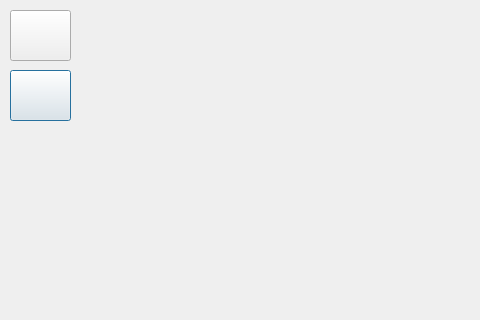
First picture: the form in UI/smrr_ui/src/ui/screen_optionstitled.ui, repository ENTC-FYP-19-G08/ismrr, before the edit; both pictures show x 0 to 480 and y 0 to 320 of the 640 by 480 pixel window.
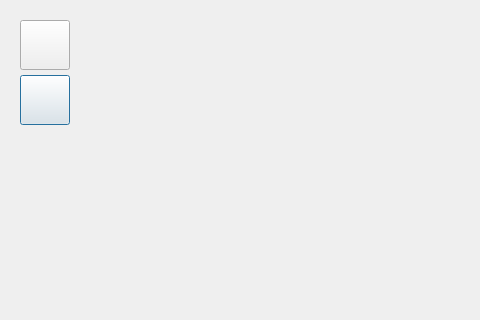
Second picture: the form after the edit. Icons and pictures are not drawn.

Patch:
```diff
--- a/UI/smrr_ui/src/ui/screen_optionstitled.ui
+++ b/UI/smrr_ui/src/ui/screen_optionstitled.ui
@@ -24,10 +24,10 @@
   <widget class="QPushButton" name="btnBack">
    <property name="geometry">
     <rect>
-     <x>10</x>
-     <y>10</y>
-     <width>61</width>
-     <height>51</height>
+     <x>20</x>
+     <y>20</y>
+     <width>50</width>
+     <height>50</height>
     </rect>
    </property>
    <property name="autoFillBackground">
@@ -52,9 +52,9 @@
   <widget class="QScrollArea" name="scrollArea">
    <property name="geometry">
     <rect>
-     <x>20</x>
+     <x>19</x>
      <y>160</y>
-     <width>601</width>
+     <width>591</width>
      <height>291</height>
     </rect>
    </property>
@@ -74,7 +74,7 @@
      <rect>
       <x>0</x>
       <y>0</y>
-      <width>601</width>
+      <width>591</width>
       <height>291</height>
      </rect>
     </property>
@@ -88,9 +88,9 @@
   <widget class="QLabel" name="label">
    <property name="geometry">
     <rect>
-     <x>90</x>
+     <x>80</x>
      <y>20</y>
-     <width>521</width>
+     <width>481</width>
      <height>131</height>
     </rect>
    </property>
@@ -112,10 +112,10 @@
   <widget class="QPushButton" name="btnHome">
    <property name="geometry">
     <rect>
-     <x>10</x>
-     <y>70</y>
-     <width>61</width>
-     <height>51</height>
+     <x>20</x>
+     <y>75</y>
+     <width>50</width>
+     <height>50</height>
     </rect>
    </property>
    <property name="autoFillBackground">
```
